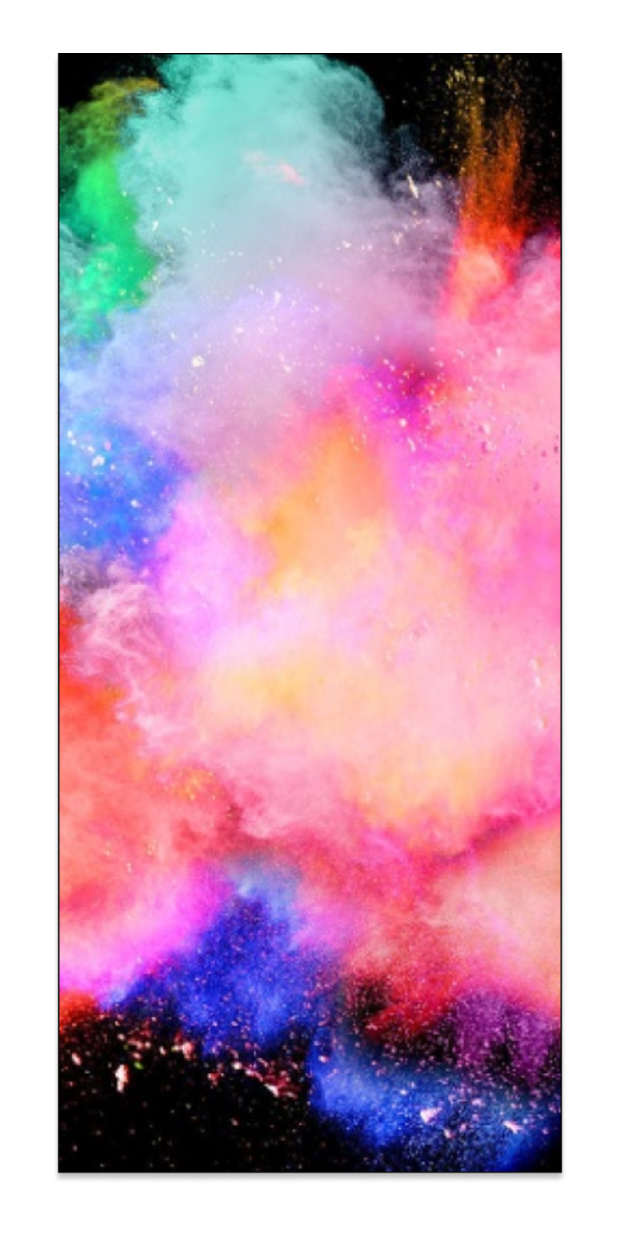
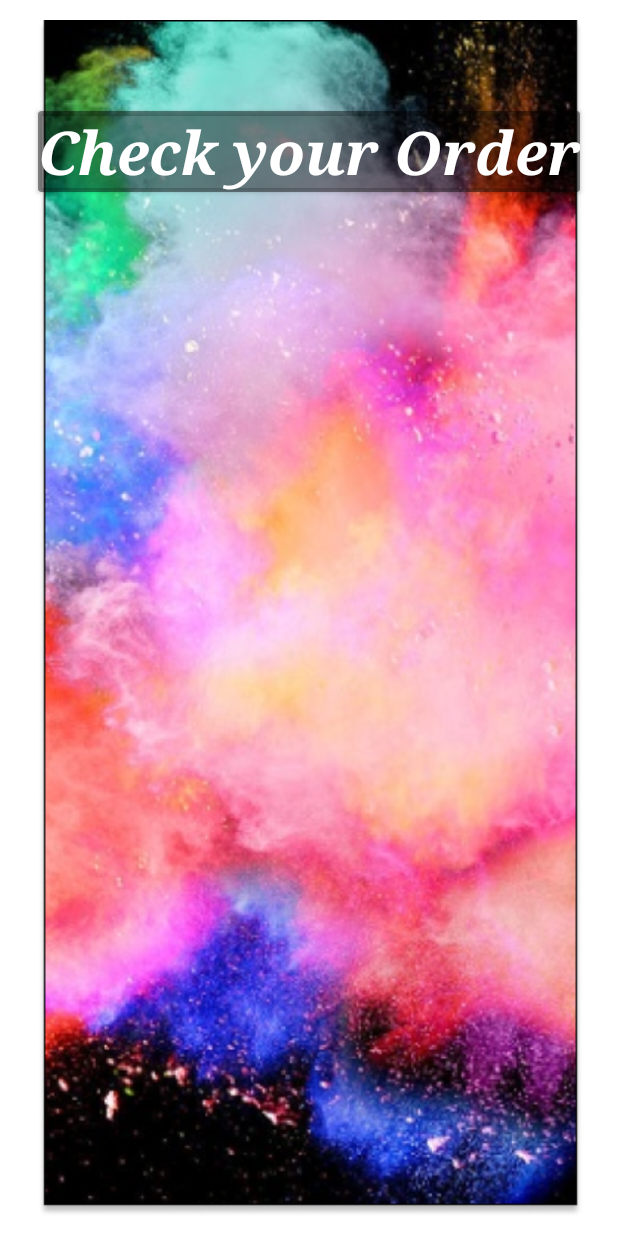
Before and after one commit to Lukasz82M/HappyCake, an Android app: the layout fragment_check_out.xml on its own in the app's theme, with its tools: preview values and no code run, on a phone screen of 412 x 824 dp. Run offline under Robolectric (Android 15) with nearby library versions, the phone set to English and light mode, and no system bars.

Commit message:
Edit NavGraph Stand 16.09.2022

```diff
--- a/app/src/main/res/layout/fragment_check_out.xml
+++ b/app/src/main/res/layout/fragment_check_out.xml
@@ -12,13 +12,34 @@
 
         <ImageView
             android:id="@+id/backgroundCheckOut"
-            android:layout_width="425dp"
-            android:layout_height="754dp"
+            android:layout_width="419dp"
+            android:layout_height="798dp"
             app:layout_constraintBottom_toBottomOf="parent"
             app:layout_constraintEnd_toEndOf="parent"
             app:layout_constraintStart_toStartOf="parent"
             app:layout_constraintTop_toTopOf="parent"
             app:srcCompat="@drawable/onboarding_welcome"
             tools:scaleType="fitXY" />
+
+        <androidx.cardview.widget.CardView
+            android:layout_width="wrap_content"
+            android:layout_height="wrap_content"
+            app:cardBackgroundColor="#70000000"
+            app:layout_constraintBottom_toBottomOf="parent"
+            app:layout_constraintEnd_toEndOf="parent"
+            app:layout_constraintStart_toStartOf="parent"
+            app:layout_constraintTop_toTopOf="@+id/backgroundCheckOut"
+            app:layout_constraintVertical_bias="0.08">
+
+            <TextView
+                android:id="@+id/textView4"
+                android:layout_width="wrap_content"
+                android:layout_height="wrap_content"
+                android:fontFamily="serif"
+                android:text="Check your Order"
+                android:textColor="@color/white"
+                android:textSize="40sp"
+                android:textStyle="normal|bold|italic" />
+        </androidx.cardview.widget.CardView>
     </androidx.constraintlayout.widget.ConstraintLayout>
 </FrameLayout>
--- a/app/src/main/res/layout/fragment_home.xml
+++ b/app/src/main/res/layout/fragment_home.xml
@@ -46,9 +46,9 @@
 
             <TextView
                 android:id="@+id/ChooseYourCake"
-                android:layout_width="342dp"
+                android:layout_width="350dp"
                 android:layout_height="wrap_content"
-                android:alpha="1"
+                android:alpha="2"
                 android:fontFamily="serif"
                 android:rotation="2"
                 android:rotationX="4"
```
Also changed, not shown: app/src/main/res/layout/fragment_formular.xml (+15 -2 lines), app/src/main/res/layout/fragment_on_boarding.xml (+9 -2 lines), app/src/main/res/layout/fragment_payment.xml (+24 -0 lines).
